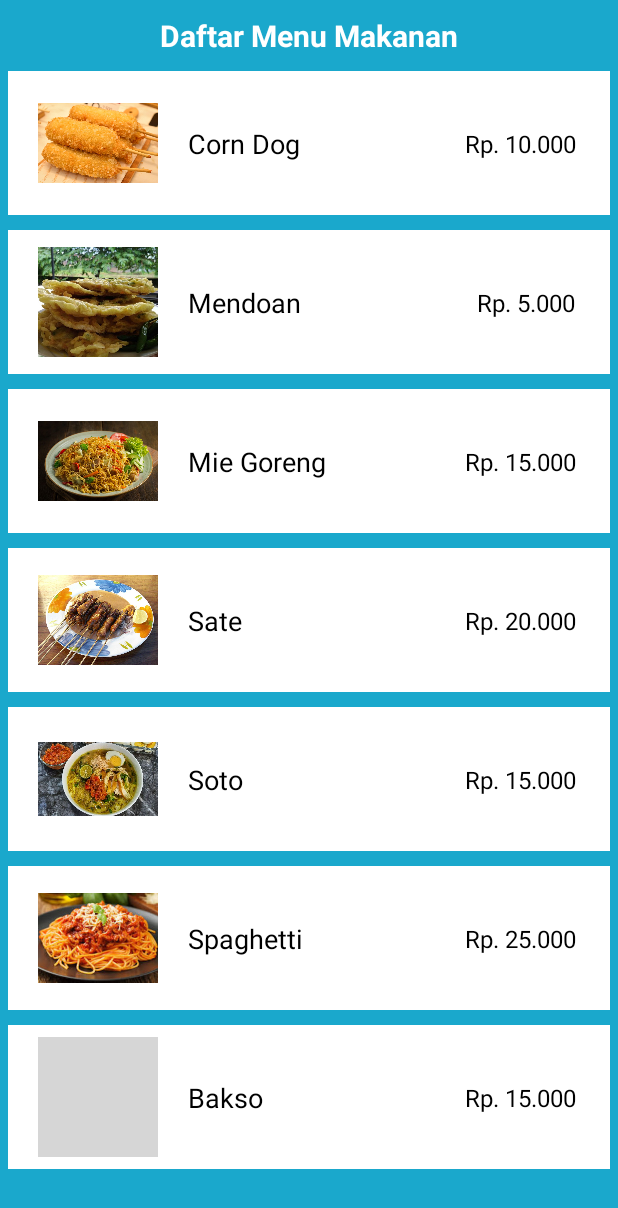
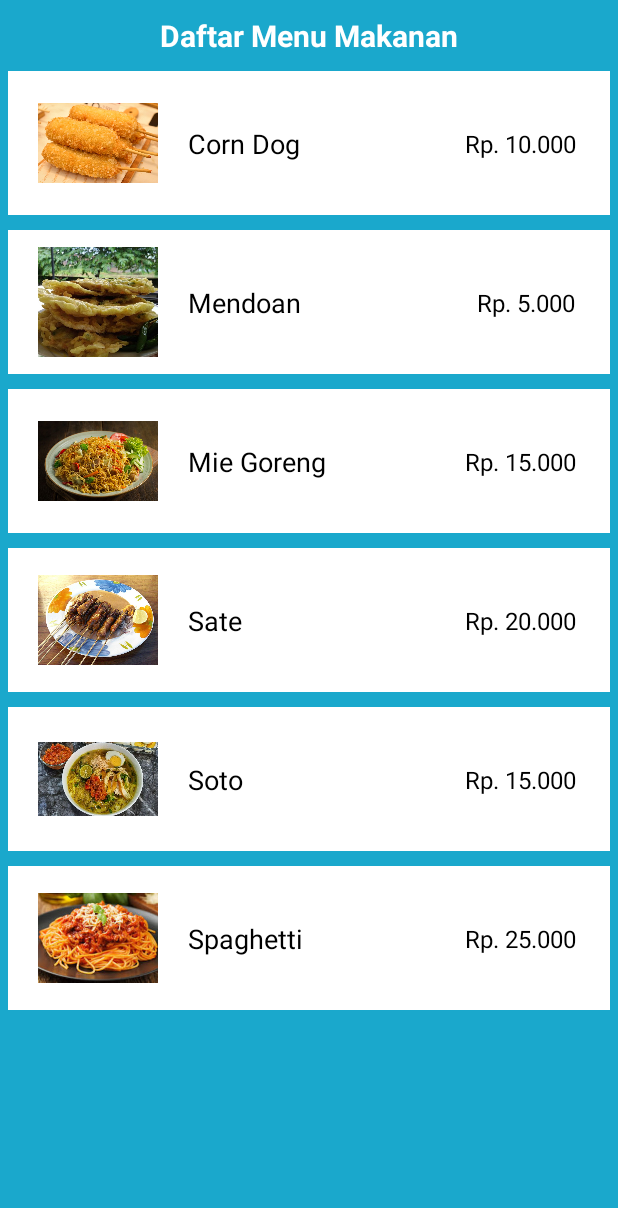
Before and after one commit to zamysyah/Aplikasi-Menu-Makanan, an Android app: the screen it shows after launch (MainActivity), on a phone screen of 412 x 824 dp. Shown: the top 1208 px of the screen. Run offline under Robolectric (Android 15) with nearby library versions, the phone set to English and light mode, and no system bars; grey boxes are pictures that could not be loaded.

Commit message:
first commit

```diff
--- a/app/src/main/java/com/almas27/aplikasimenumakanan/MainActivity.java
+++ b/app/src/main/java/com/almas27/aplikasimenumakanan/MainActivity.java
@@ -52,10 +52,6 @@ public class MainActivity extends AppCompatActivity {
                 "Rp. 25.000",
                 "Spaghetti adalah makanan khas Italia yang terbuat dari tepung terigu yang dibentuk menjadi pasta dan ditambah dengan berbagai macam bumbu. Spaghetti biasanya disajikan dengan keju parmesan dan daging sapi.",
                 R.drawable.spaghetti));
-        listMakanan.add(new Kuliner("Bakso",
-                "Rp. 15.000",
-                "Bakso adalah makanan khas Indonesia yang dibuat dari campuran daging sapi dan tepung tapioka. Bakso biasanya disajikan dengan kuah kental dan sayuran dengan tambahan mie.",
-                R.drawable.bakso));
     }
 
 }
```
